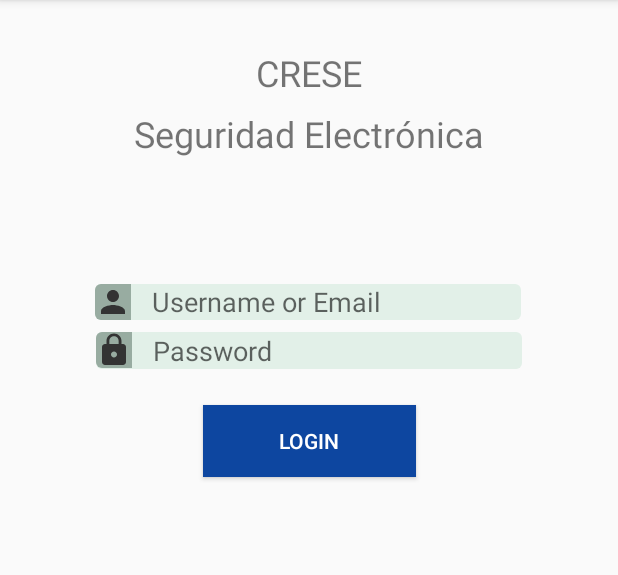
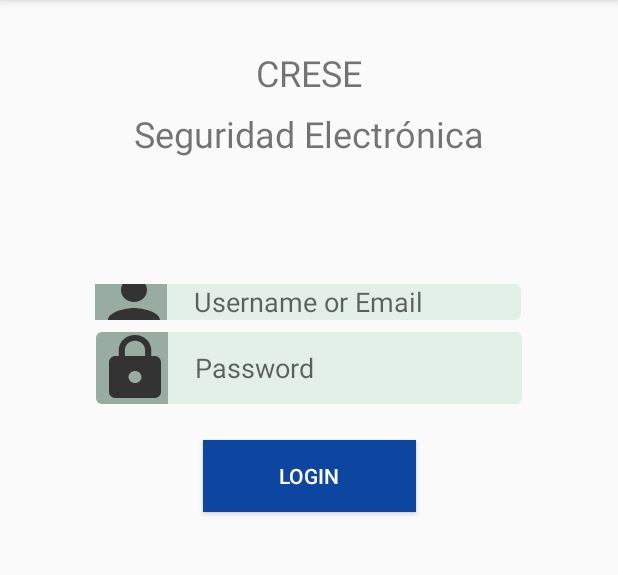
Before and after one commit to BigDreamsCoders/Crese-asistencia-app, an Android app: the LoginActivity screen opened directly, with no data from a screen before it, on a phone screen of 412 x 824 dp, the part 84-659 px from its top. Run offline under Robolectric (Android 15) with nearby library versions, the phone set to English and light mode, and no system bars.

Commit message:
Custom Views
done login custom views, added logo

```diff
--- /dev/null
+++ b/app/src/main/res/drawable/custom_button.xml
@@ -0,0 +1,6 @@
+<?xml version="1.0" encoding="utf-8"?>
+<shape xmlns:android="http://schemas.android.com/apk/res/android"
+       android:shape="rectangle">
+    <corners android:radius="4dp"/>
+    <solid android:color="@color/colorPrimary"/>
+</shape>
--- a/app/src/main/res/drawable/custom_icon_rec_pass.xml
+++ b/app/src/main/res/drawable/custom_icon_rec_pass.xml
@@ -1,8 +1,9 @@
 <?xml version="1.0" encoding="utf-8"?>
 <layer-list xmlns:android="http://schemas.android.com/apk/res/android">
-    <item>
+    <item android:right="4dp">
         <shape xmlns:android="http://schemas.android.com/apk/res/android"
                android:shape="rectangle">
+            <size android:height="48dp" android:width="48dp"/>
             <solid android:color="@color/loginIconBackground"/>
             <corners android:bottomLeftRadius="4dp"
                      android:topLeftRadius="4dp"/>
--- a/app/src/main/res/drawable/custom_icon_rec_user.xml
+++ b/app/src/main/res/drawable/custom_icon_rec_user.xml
@@ -1,8 +1,9 @@
 <?xml version="1.0" encoding="utf-8"?>
 <layer-list xmlns:android="http://schemas.android.com/apk/res/android">
-    <item>
+    <item android:right="4dp">
         <shape xmlns:android="http://schemas.android.com/apk/res/android"
                android:shape="rectangle">
+            <size android:height="48dp" android:width="48dp"/>
             <solid android:color="@color/loginIconBackground"/>
             <corners android:bottomLeftRadius="4dp"
                      android:topLeftRadius="4dp"/>
```
Also changed, not shown: app/src/main/res/drawable/custom_progress.xml (added, +15 -0 lines), app/src/main/res/drawable/logo.jpg (added).
